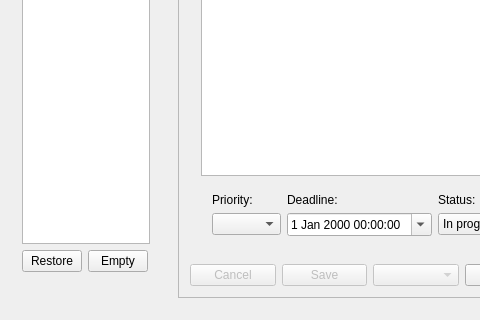
guillaumejounel/PluriNotes, file PluriNotes/plurinotes.ui: the form before one commit; both pictures show x 0 to 480 and y 252 to 572 of the 850 by 572 pixel window.
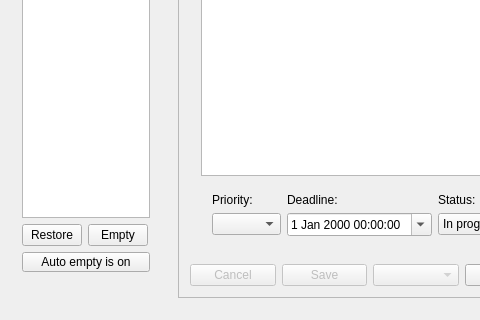
The form after the commit. The open tabs and pages were chosen to show the change.

Commit message: add support for auto empty

The edit to the form file:
```diff
--- a/PluriNotes/plurinotes.ui
+++ b/PluriNotes/plurinotes.ui
@@ -196,6 +196,19 @@
             </item>
            </layout>
           </item>
+          <item row="1" column="0">
+           <widget class="QPushButton" name="autoEmptyButton">
+            <property name="maximumSize">
+             <size>
+              <width>16777215</width>
+              <height>20</height>
+             </size>
+            </property>
+            <property name="text">
+             <string>Auto empty is on</string>
+            </property>
+           </widget>
+          </item>
          </layout>
         </widget>
        </widget>
```
Left out of the diff: 61 changed lines with no effect on the pictures. The commit also changes 2 other files.
